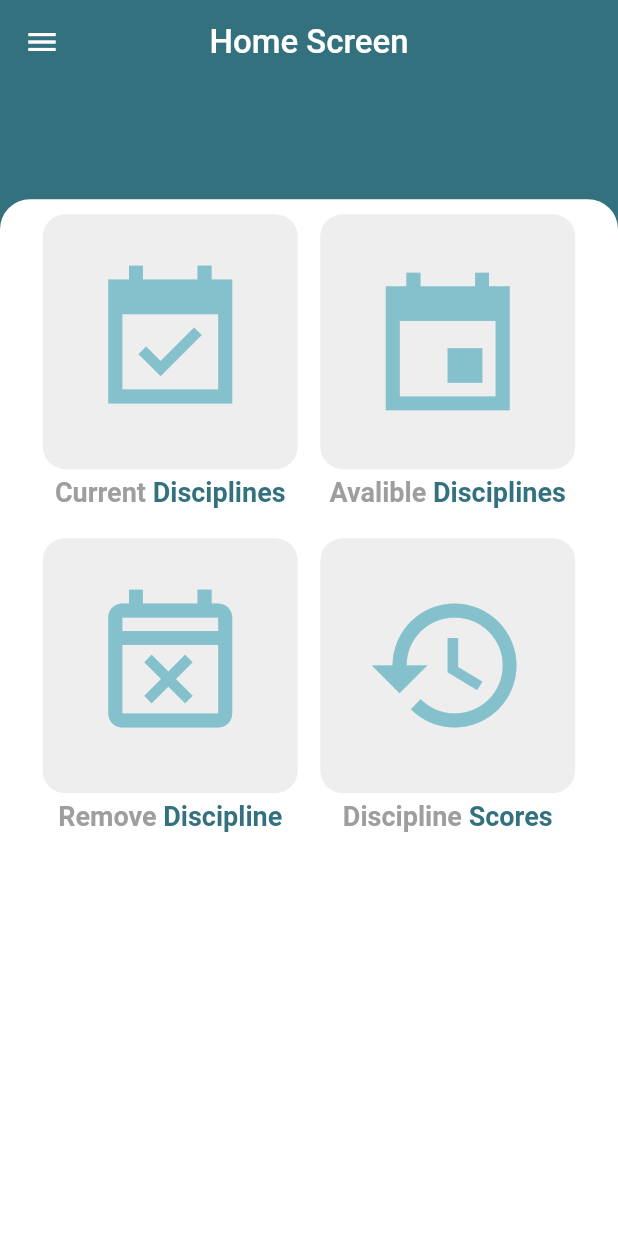
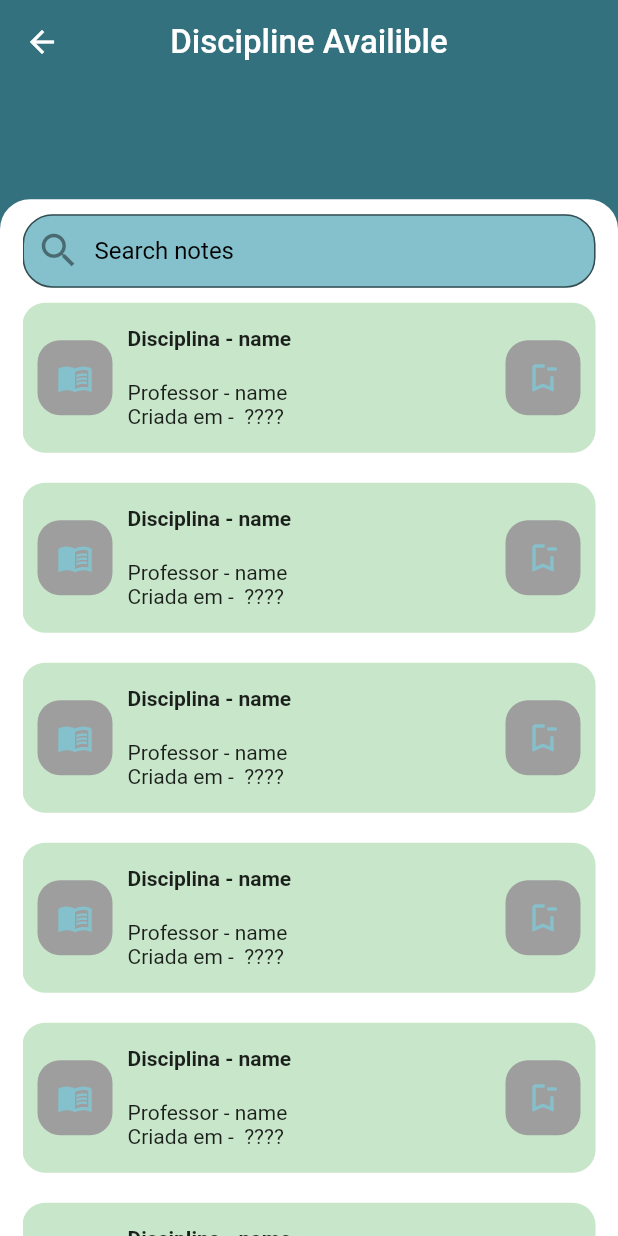
Before and after one commit to RegisSalesRA/django_flutter_college, a Flutter app: the HomeScreen screen opened by its route, after a tap on an icon or button, on a phone screen of 412 x 824 dp. Run offline on Flutter 3.47's test engine with Material 2 defaults, Android fonts, the phone set to English and light mode, and no system bars.

Commit message:
teacher and student screen

```diff
--- a/client_flutter/lib/app/routes/routes.dart
+++ b/client_flutter/lib/app/routes/routes.dart
@@ -1,6 +1,11 @@
+import 'package:client_flutter/presentation/discipline_student/availible_discipline_screen.dart';
+import 'package:client_flutter/presentation/discipline_student/current_discipline_screen.dart';
+import 'package:client_flutter/presentation/discipline_student/score_discipline_screen.dart';
 import 'package:client_flutter/presentation/signup/signup.dart';
 import 'package:flutter/material.dart';
 
+import '../../presentation/discipline_teacher/discipline_teacher.dart';
+import '../../presentation/discipline_teacher/insert_score_screen.dart';
 import '../../presentation/home/home_screen.dart';
 import '../../presentation/login/login.dart';
 
@@ -10,11 +15,21 @@ class Routes {
     '/': (context) => const Login(),
     '/register': (context) => const SignUp(),
     '/home': (context) => const HomeScreen(),
+    '/currentDiscipline': (context) => const CurrentDisciplinesScreen(),
+    '/availibleDiscipline': (context) => const AvailibleDisciplinesScreen(),
+    '/scoreDiscipline': (context) => const ScoresDisciplinesScreen(),
+    '/teacherDiscipline': (context) => const TeacherDisciplinesScreen(),
+    '/insertScoreScreen': (context) => const InsertScoreScreen(),
   };
 
   static String initial = '/';
   static String register = '/register';
   static String home = '/home';
+  static String currentDiscipline = '/currentDiscipline';
+  static String availibleDiscipline = '/availibleDiscipline';
+  static String scoreDiscipline = '/scoreDiscipline';
+  static String teacherDiscipline = '/teacherDiscipline';
+  static String insertScoreScreen = '/insertScoreScreen';
 
   static GlobalKey<NavigatorState>? navigatorKey = GlobalKey<NavigatorState>();
 }
--- /dev/null
+++ b/client_flutter/lib/presentation/discipline_student/availible_discipline_screen.dart
@@ -0,0 +1,81 @@
+import 'package:client_flutter/presentation/discipline_student/widgets/card_discipline_widget.dart';
+import 'package:flutter/material.dart';
+
+import '../../app/colors/colors.dart';
+import '../../app/helpers/media_size_helper.dart';
+
+class AvailibleDisciplinesScreen extends StatefulWidget {
+  const AvailibleDisciplinesScreen({super.key});
+
+  @override
+  State<AvailibleDisciplinesScreen> createState() =>
+      _AvailibleDisciplinesScreenState();
+}
+
+class _AvailibleDisciplinesScreenState
+    extends State<AvailibleDisciplinesScreen> {
+  @override
+  Widget build(BuildContext context) {
+    return Scaffold(
+      appBar: AppBar(
+        centerTitle: true,
+        elevation: 0,
+        backgroundColor: ColorsTheme.secondaryColor,
+        title: const Text("Discipline Availible"),
+      ),
+      body: Container(
+        height: MediaQuerySize.heigthSizeCustom(context),
+        decoration: const BoxDecoration(
+          color: ColorsTheme.secondaryColor,
+        ),
+        child: Container(
+            margin: EdgeInsets.only(
+                top: MediaQuerySize.heigthSizeCustom(context) * 0.10),
+            height: MediaQuerySize.heigthSizeCustom(context) * 0.90,
+            decoration: const BoxDecoration(
+                color: Colors.white,
+                borderRadius: BorderRadius.only(
+                    topLeft: Radius.circular(20),
+                    topRight: Radius.circular(20))),
+            child: Padding(
+              padding: const EdgeInsets.symmetric(horizontal: 15),
+              child: SingleChildScrollView(
+                child: Column(
+                  children: [
+                    const SizedBox(
+                      height: 10,
+                    ),
+                    TextField(
+                        //    controller: widget.textController,
+                        //    onChanged: widget.onChanged,
+                        style: const TextStyle(color: ColorsTheme.primaryColor),
+                        decoration: InputDecoration(
+                          hintStyle: const TextStyle(color: Colors.black),
+                          contentPadding:
+                              const EdgeInsets.symmetric(vertical: 15.0),
+                          fillColor: ColorsTheme.primaryColor,
+                          filled: true,
+                          border: OutlineInputBorder(
+                            borderRadius: BorderRadius.circular(20.0),
+                          ),
+                          hintText: 'Search notes',
+                          prefixIcon: const Icon(
+                            Icons.search,
+                            size: 30.0,
+                          ),
+                        )),
+                    ListView.builder(
+                        shrinkWrap: true,
+                        itemCount: 10,
+                        physics: const NeverScrollableScrollPhysics(),
+                        itemBuilder: ((context, index) {
+                          return const CardDisciplineWidget();
+                        }))
+                  ],
+                ),
+              ),
+            )),
+      ),
+    );
+  }
+}
--- /dev/null
+++ b/client_flutter/lib/presentation/discipline_student/widgets/card_discipline_widget.dart
@@ -0,0 +1,76 @@
+
+import 'package:flutter/material.dart';
+
+class CardDisciplineWidget extends StatelessWidget {
+  const CardDisciplineWidget({
+    Key? key,
+  }) : super(key: key);
+
+  @override
+  Widget build(BuildContext context) {
+    return Container(
+      margin: const EdgeInsets.symmetric(vertical: 10),
+      padding: const EdgeInsets.symmetric(horizontal: 10),
+      width: double.infinity,
+      height: 100,
+      decoration: BoxDecoration(
+          color: Colors.green.shade100,
+          borderRadius: const BorderRadius.all(
+              Radius.circular(15))),
+      child: Column(
+          mainAxisAlignment: MainAxisAlignment.center,
+          crossAxisAlignment: CrossAxisAlignment.center,
+          children: [
+            Row(
+              crossAxisAlignment:
+                  CrossAxisAlignment.center,
+              children: [
+                Container(
+                  height: 50,
+                  width: 50,
+                  decoration: const BoxDecoration(
+                      color: Colors.grey,
+                      borderRadius: BorderRadius.all(
+                          Radius.circular(15))),
+                  child: const Icon(
+                      Icons.menu_book_outlined),
+                ),
+                const SizedBox(
+                  width: 10,
+                ),
+                Column(
+                  crossAxisAlignment:
+                      CrossAxisAlignment.start,
+                  children: const [
+                    Text(
+                      "Disciplina - name",
+                      style: TextStyle(
+                          fontWeight: FontWeight.bold),
+                    ),
+                    SizedBox(
+                      height: 20,
+                    ),
+                    Text("Professor - name"),
+                    Text("Criada em -  ????")
+                  ],
+                ),
+                Expanded(child: Container()),
+                Container(
+                  height: 50,
+                  width: 50,
+                  decoration: const BoxDecoration(
+                      color: Colors.grey,
+                      borderRadius: BorderRadius.all(
+                          Radius.circular(15))),
+                  child: IconButton(
+                    icon: const Icon(
+                        Icons.bookmark_remove_outlined),
+                    onPressed: () {},
+                  ),
+                ),
+              ],
+            ),
+          ]),
+    );
+  }
+}
--- a/client_flutter/lib/presentation/home/home_screen.dart
+++ b/client_flutter/lib/presentation/home/home_screen.dart
@@ -1,3 +1,4 @@
+import 'package:client_flutter/app/routes/routes.dart';
 import 'package:client_flutter/presentation/common/grid_widget.dart';
 import 'package:client_flutter/presentation/home/widgets/drawer.dart';
 import 'package:flutter/material.dart';
@@ -47,7 +48,9 @@ class _HomeScreenState extends State<HomeScreen> {
                       Icons.event_available_sharp,
                       size: 110,
                     ),
-                    voidCall: () {},
+                    voidCall: () {
+                      Navigator.pushNamed(context, Routes.currentDiscipline);
+                    },
                     text_1: "Current",
                     text_2: "Disciplines",
                   ),
@@ -59,7 +62,9 @@ class _HomeScreenState extends State<HomeScreen> {
                       Icons.event_sharp,
                       size: 110,
                     ),
-                    voidCall: () {},
+                    voidCall: () {
+                      Navigator.pushNamed(context, Routes.availibleDiscipline);
+                    },
                     text_1: "Avalible",
                     text_2: "Disciplines",
                   ),
@@ -74,22 +79,49 @@ class _HomeScreenState extends State<HomeScreen> {
                 children: [
                   GridComponent(
                     icon: const Icon(
-                      Icons.event_busy_outlined,
+                      Icons.event_available_sharp,
                       size: 110,
                     ),
-                    voidCall: () {},
-                    text_1: "Remove",
-                    text_2: "Discipline",
+                    voidCall: () {
+                      Navigator.pushNamed(context, Routes.insertScoreScreen);
+                    },
+                    text_1: "Score",
+                    text_2: "Insert",
                   ),
                   const SizedBox(
                     width: 15,
                   ),
                   GridComponent(
                     icon: const Icon(
+                      Icons.event_sharp,
+                      size: 110,
+                    ),
+                    voidCall: () {
+                      Navigator.pushNamed(context, Routes.teacherDiscipline);
+                    },
+                    text_1: "Teacher",
+                    text_2: "Disciplines",
+                  ),
+                ],
+              ),
+            ),
+            Padding(
+              padding: const EdgeInsets.symmetric(vertical: 10),
+              child: Row(
+                mainAxisAlignment: MainAxisAlignment.start,
+                crossAxisAlignment: CrossAxisAlignment.center,
+                children: [
+                  const SizedBox(
+                    width: 30,
+                  ),
+                  GridComponent(
+                    icon: const Icon(
                       Icons.history,
                       size: 110,
                     ),
-                    voidCall: () {},
+                    voidCall: () {
+                      Navigator.pushNamed(context, Routes.scoreDiscipline);
+                    },
                     text_1: "Discipline",
                     text_2: "Scores",
                   ),
```
Also changed, not shown: client_flutter/lib/presentation/discipline_student/current_discipline_screen.dart (added, +80 -0 lines), client_flutter/lib/presentation/discipline_student/score_discipline_screen.dart (added, +80 -0 lines), client_flutter/lib/presentation/discipline_teacher/discipline_teacher.dart (added, +80 -0 lines), client_flutter/lib/presentation/discipline_teacher/insert_score_screen.dart (added, +79 -0 lines).
